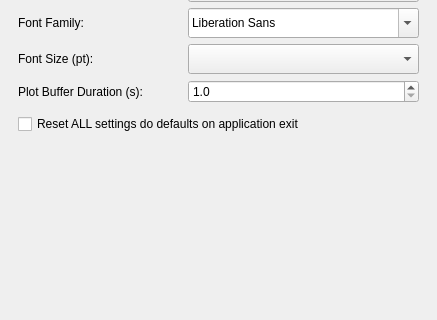
Before: the Qt Designer form src/kgroundcontrol.ui in YevheniiKovryzhenko/KGroundControl, drawn with Qt 5; both pictures show x 0 to 437 and y 82 to 402 of the 437 by 488 pixel window.
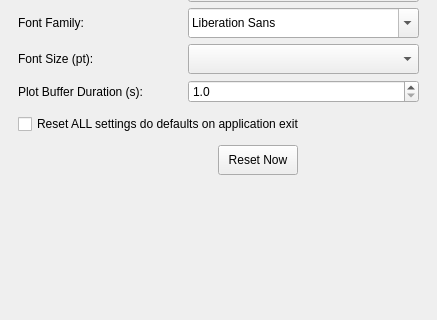
After: the same form once the commit is applied. The open tabs and pages were chosen to show the change.

Commit message: fixed mocap lag and added persistent settings for mocap

Diff of the .ui file:
```diff
--- a/src/kgroundcontrol.ui
+++ b/src/kgroundcontrol.ui
@@ -1490,6 +1490,55 @@
           </property>
          </widget>
         </item>
+    <item>
+     <layout class="QHBoxLayout" name="horizontalLayout_reset_now">
+      <item>
+       <spacer name="horizontalSpacer_reset_now_left">
+        <property name="orientation">
+         <enum>Qt::Horizontal</enum>
+        </property>
+        <property name="sizeType">
+         <enum>QSizePolicy::Fixed</enum>
+        </property>
+        <property name="sizeHint" stdset="0">
+         <size>
+          <width>200</width>
+          <height>20</height>
+         </size>
+        </property>
+       </spacer>
+      </item>
+      <item>
+       <widget class="QPushButton" name="btn_settings_reset_now">
+        <property name="minimumSize">
+         <size>
+          <width>0</width>
+          <height>30</height>
+         </size>
+        </property>
+        <property name="text">
+         <string>Reset Now</string>
+        </property>
+        <property name="toolTip">
+         <string>Immediately clear all saved settings and reload defaults</string>
+        </property>
+       </widget>
+      </item>
+      <item>
+       <spacer name="horizontalSpacer_reset_now_right">
+        <property name="orientation">
+         <enum>Qt::Horizontal</enum>
+        </property>
+        <property name="sizeHint" stdset="0">
+         <size>
+          <width>200</width>
+          <height>20</height>
+         </size>
+        </property>
+       </spacer>
+      </item>
+     </layout>
+    </item>
         <item>
          <spacer name="verticalSpacer_2">
           <property name="orientation">
```
Left out of the diff: 4 changed lines with no effect on the pictures. The commit also changes 10 other files.
